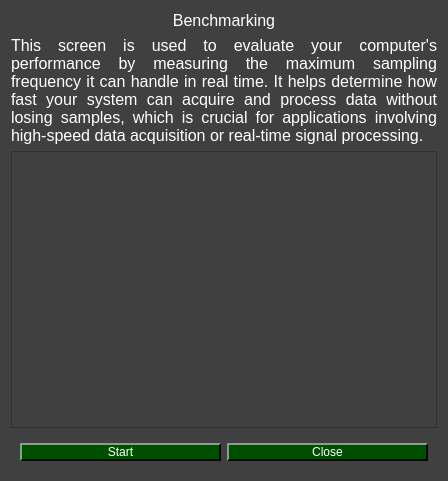
Above: pydaq/uis/PyDAQ_Benchmarking.ui from samirmartins/pydaq before the change. Below: the same form after it.
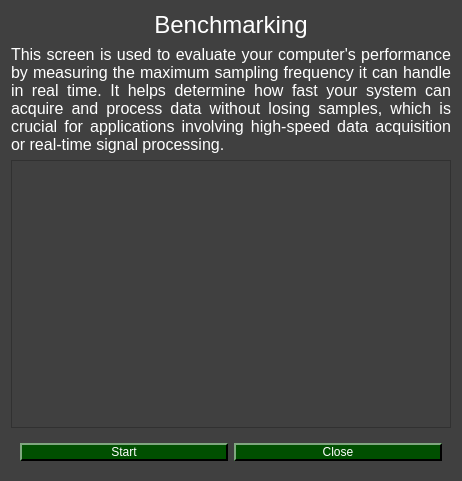
That is the form after the change. Icons and pictures are not drawn.

Commit message: new arduino code for benchmarking

```diff
--- a/pydaq/uis/PyDAQ_Benchmarking.ui
+++ b/pydaq/uis/PyDAQ_Benchmarking.ui
@@ -6,7 +6,7 @@
    <rect>
     <x>0</x>
     <y>0</y>
-    <width>448</width>
+    <width>462</width>
     <height>481</height>
    </rect>
   </property>
@@ -344,11 +344,14 @@
      <property name="font">
       <font>
        <family>Helvetica</family>
-       <pointsize>12</pointsize>
+       <pointsize>-1</pointsize>
        <italic>false</italic>
        <bold>false</bold>
       </font>
      </property>
+     <property name="styleSheet">
+      <string notr="true">font-size: 24px;</string>
+     </property>
      <property name="text">
       <string>Benchmarking</string>
      </property>
```
The commit also changes 5 other files.
